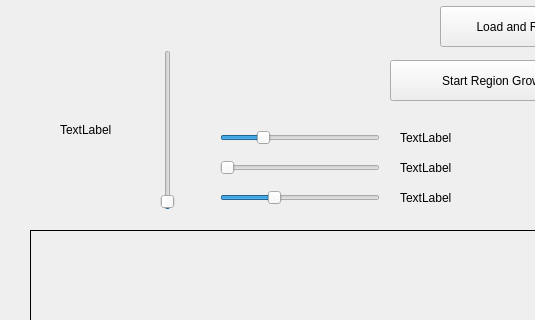
Before: the Qt Designer form app/widget.ui in lreithmayr/CT-Scan-Visualizer, drawn with Qt 5; both pictures show x 0 to 535 and y 0 to 320 of the 1132 by 781 pixel window.
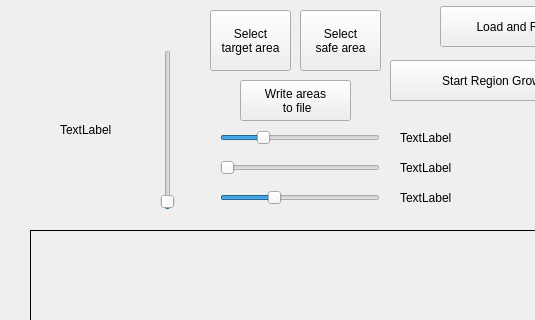
After: the same form once the commit is applied.

Commit message: Widget: Adds support for selection safe and target areas

Patch:
```diff
--- a/app/widget.ui
+++ b/app/widget.ui
@@ -308,6 +308,57 @@
     <string>Current Seed [px]: </string>
    </property>
   </widget>
+  <widget class="QPushButton" name="pushButton_targetArea">
+   <property name="geometry">
+    <rect>
+     <x>210</x>
+     <y>10</y>
+     <width>81</width>
+     <height>61</height>
+    </rect>
+   </property>
+   <property name="text">
+    <string>Select
+target area</string>
+   </property>
+   <property name="autoDefault">
+    <bool>true</bool>
+   </property>
+   <property name="flat">
+    <bool>false</bool>
+   </property>
+  </widget>
+  <widget class="QPushButton" name="pushButton_safeArea">
+   <property name="geometry">
+    <rect>
+     <x>300</x>
+     <y>10</y>
+     <width>81</width>
+     <height>61</height>
+    </rect>
+   </property>
+   <property name="text">
+    <string>Select
+safe area</string>
+   </property>
+   <property name="autoDefault">
+    <bool>true</bool>
+   </property>
+  </widget>
+  <widget class="QPushButton" name="pushButton_writeAreas">
+   <property name="geometry">
+    <rect>
+     <x>240</x>
+     <y>80</y>
+     <width>111</width>
+     <height>41</height>
+    </rect>
+   </property>
+   <property name="text">
+    <string>Write areas 
+ to file</string>
+   </property>
+  </widget>
  </widget>
  <resources/>
  <connections/>
```
The commit also changes 2 other files.
